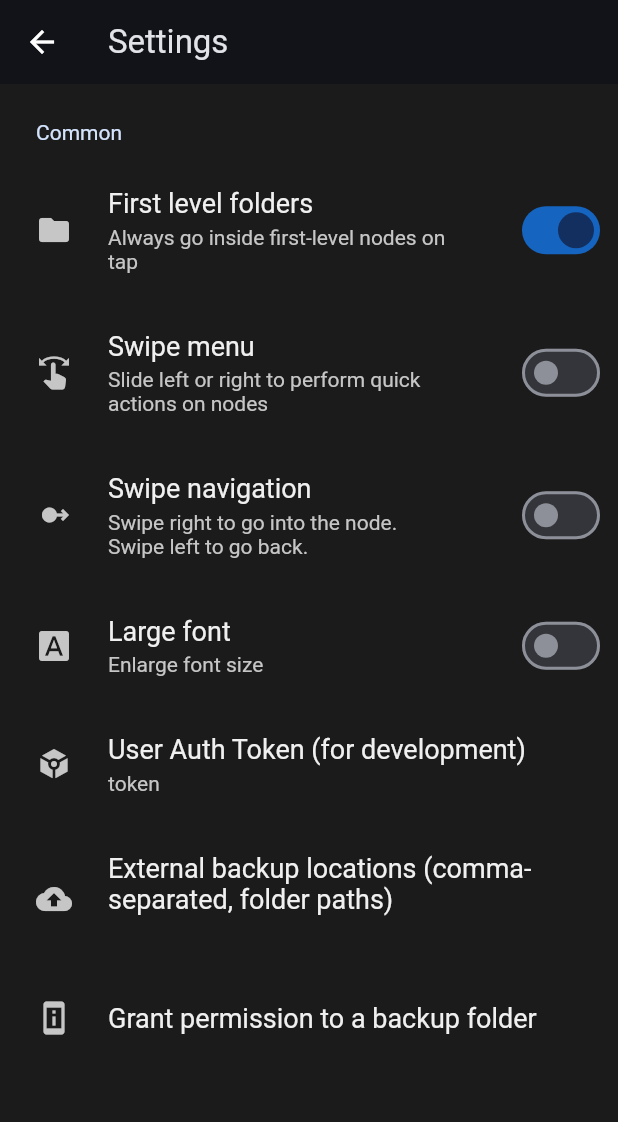
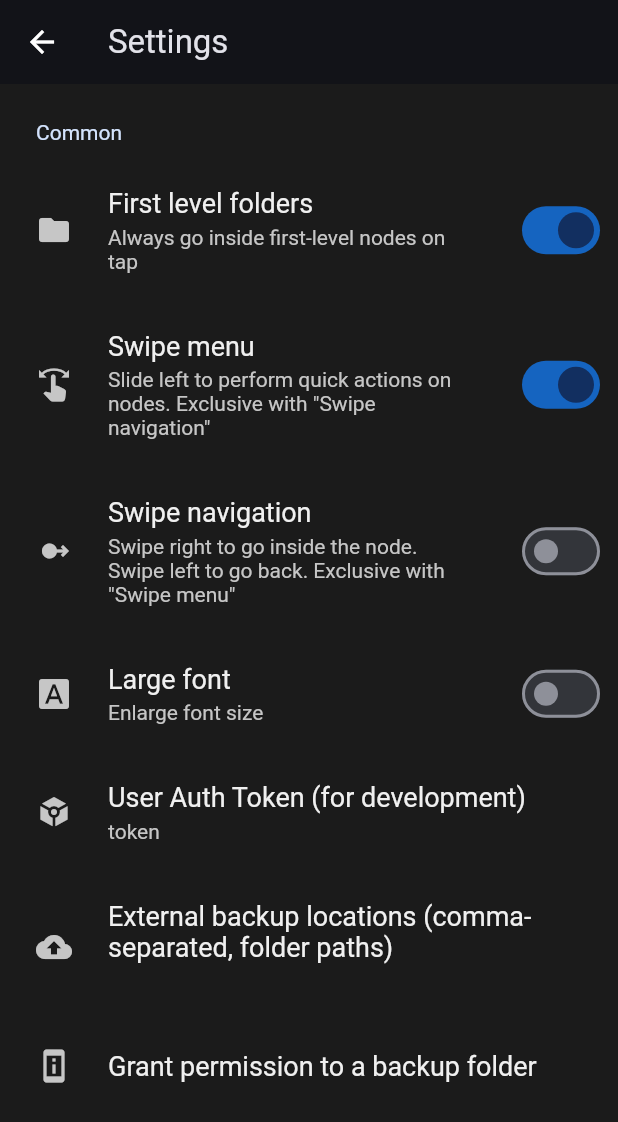
Before and after one commit to igrek51/todotree, a Flutter app: the SettingsPage screen opened directly, on a phone screen of 412 x 824 dp. Shown: the top 1122 px of the screen. Run offline on Flutter 3.47's test engine with Material 3 defaults, Android fonts, the phone set to English and light mode, and no system bars; drawn by our look-alikes of settings_ui; our stand-ins replace confetti, file_picker, flutter_slidable, shared_preferences, swipe_to, yaml; missing offline and left inert: shared_storage, window_manager, yaml_writer; accounts and stored records are empty.

Commit message:
Add go inside action

```diff
--- a/lib/views/components/node_menu_dialog.dart
+++ b/lib/services/node_menu_dialog.dart
@@ -106,6 +106,12 @@ List<Widget> buildNodeActions(BuildContext context, TreeNode item, int position)
     },
   ));
   actions.add(ListTile(
+    title: Text('➡️ Go inside'),
+    onTap: () {
+      Navigator.pop(context, 'go-inside');
+    },
+  ));
+  actions.add(ListTile(
     title: Text('➕ Add above'),
     onTap: () {
       Navigator.pop(context, 'add-above');
--- a/lib/services/settings_provider.dart
+++ b/lib/services/settings_provider.dart
@@ -34,7 +34,7 @@ class SettingsProvider {
   }
 
   bool get slidableActions {
-    return sharedPreferences?.getBool('slidableActions') ?? false;
+    return sharedPreferences?.getBool('slidableActions') ?? true;
   }
   set slidableActions(bool value) {
     sharedPreferences?.setBool('slidableActions', value);
--- a/lib/views/settings/settings_page.dart
+++ b/lib/views/settings/settings_page.dart
@@ -62,7 +62,7 @@ class _SettingsPageState extends State<SettingsPage> {
             SettingsTile.switchTile(
               leading: Icon(Icons.swipe),
               title: Text('Swipe menu'),
-              description: Text('Slide left or right to perform quick actions on nodes'),
+              description: Text('Slide left to perform quick actions on nodes. Exclusive with "Swipe navigation"'),
               initialValue: _slidableActions,
               onToggle: (value) {
                 settingsProvider.slidableActions = value;
@@ -74,7 +74,7 @@ class _SettingsPageState extends State<SettingsPage> {
             SettingsTile.switchTile(
               leading: Icon(Icons.swipe_right_alt),
               title: Text('Swipe navigation'),
-              description: Text('Swipe right to go into the node. Swipe left to go back.'),
+              description: Text('Swipe right to go inside the node. Swipe left to go back. Exclusive with "Swipe menu"'),
               initialValue: swipeNavigation,
               onToggle: (value) {
                 settingsProvider.swipeNavigation = value;
--- a/lib/views/tree_browser/browser_controller.dart
+++ b/lib/views/tree_browser/browser_controller.dart
@@ -263,11 +263,13 @@ class BrowserController {
   }
 
   void runNodeMenuAction(String action, {TreeNode? node, int? position}) {
-    safeExecute(() {
+    safeExecute(() async {
       if (action == 'remove-nodes' && position != null) {
         removeNodesAt(position);
       } else if (action == 'edit-node' && node != null) {
         editNode(node);
+      } else if (action == 'go-inside' && node != null) {
+        await goIntoNode(node);
       } else if (action == 'add-above' && position != null) {
         addNodeAt(position);
       } else if (action == 'select-node' && position != null) {
--- a/lib/views/tree_browser/browser_widget.dart
+++ b/lib/views/tree_browser/browser_widget.dart
@@ -9,7 +9,7 @@ import 'package:todotree/util/errors.dart';
 import 'package:todotree/services/tree_traverser.dart';
 import 'package:todotree/model/tree_node.dart';
 import 'package:todotree/views/components/explosion_indicator.dart';
-import 'package:todotree/views/components/node_menu_dialog.dart';
+import 'package:todotree/services/node_menu_dialog.dart';
 import 'package:todotree/views/components/ripple_indicator.dart';
 import 'package:todotree/views/components/rounded_badge.dart';
 import 'package:todotree/views/tree_browser/browser_controller.dart';
@@ -444,7 +444,7 @@ class TreeItemRow extends StatelessWidget {
   Widget buildMiddleActionButton(BuildContext context, BrowserController browserController) {
     if (treeItem.isLeaf) {
       return Tooltip(
-        message: 'Go into',
+        message: 'Go inside',
         child: IconButton(
           icon: const Icon(
             Icons.arrow_right,
```
